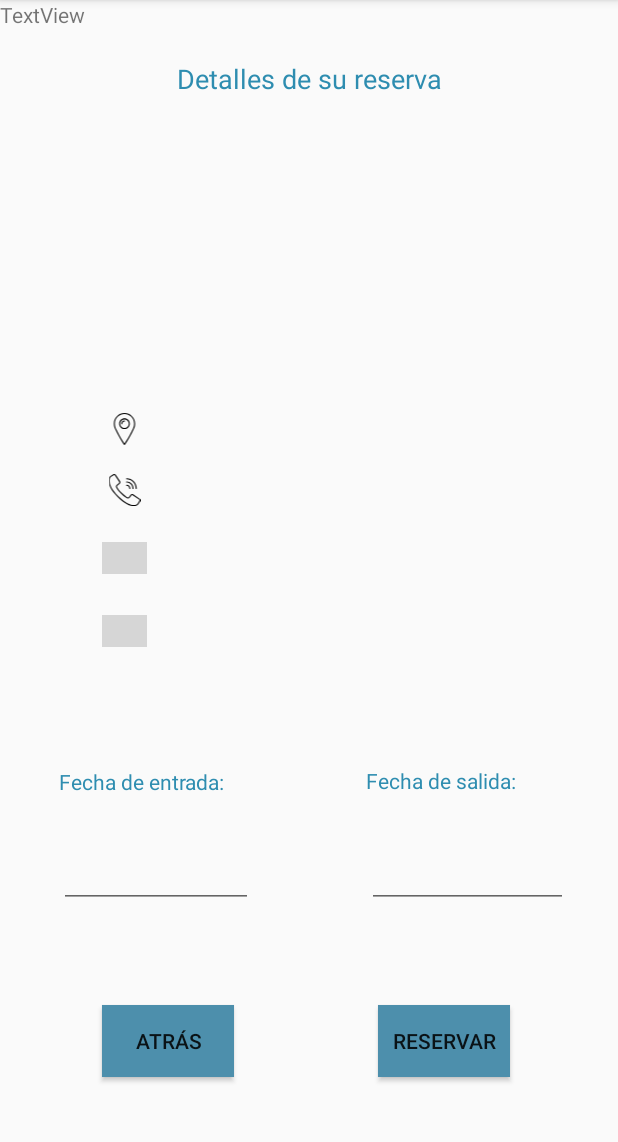
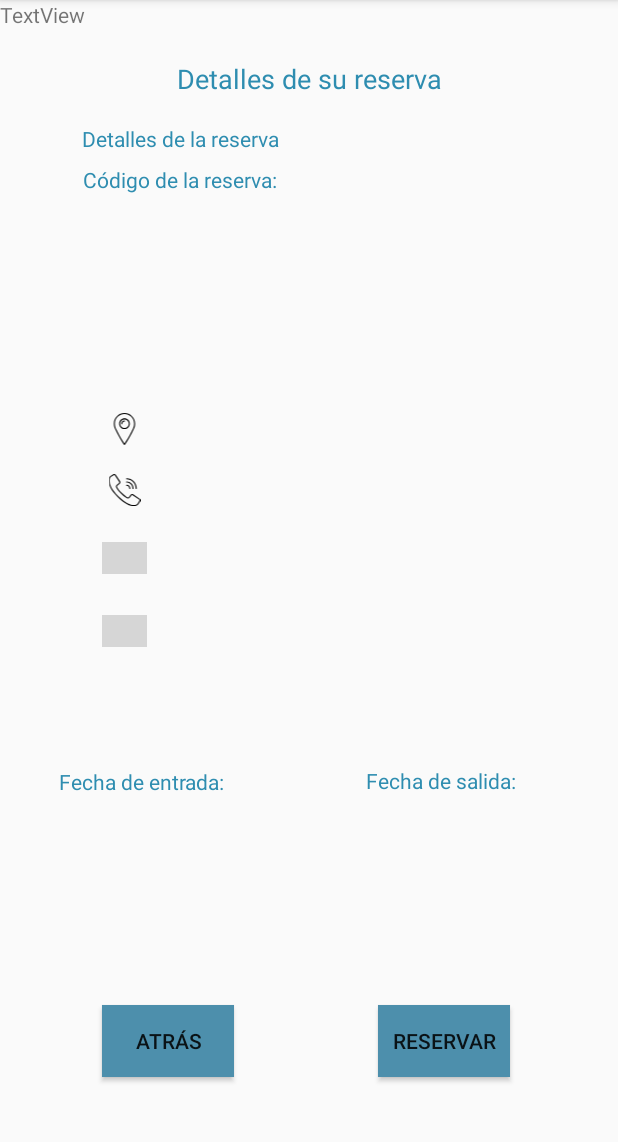
Before and after one commit to SalvaCM/AppMovil, an Android app: the VerReserva screen opened directly, with no data from a screen before it, on a phone screen of 412 x 824 dp, the part 84-1226 px from its top. Run offline under Robolectric (Android 15) with nearby library versions, the phone set to English and light mode, and no system bars; 3 statements that could not run were skipped; grey boxes are pictures that could not be loaded.

Commit message:
cambio en elementos del activity ver reserva

```diff
--- a/app/src/main/res/layout/activity_ver_reserva.xml
+++ b/app/src/main/res/layout/activity_ver_reserva.xml
@@ -61,6 +61,34 @@
         app:layout_constraintVertical_bias="0.054" />
 
     <TextView
+        android:id="@+id/textView6"
+        android:layout_width="wrap_content"
+        android:layout_height="wrap_content"
+        android:text="@string/tituloVerReserv2"
+        android:textColor="@color/colorPrimaryDark"
+        android:textSize="14sp"
+        app:layout_constraintBottom_toBottomOf="parent"
+        app:layout_constraintEnd_toEndOf="parent"
+        app:layout_constraintHorizontal_bias="0.195"
+        app:layout_constraintStart_toStartOf="parent"
+        app:layout_constraintTop_toTopOf="parent"
+        app:layout_constraintVertical_bias="0.11" />
+
+    <TextView
+        android:id="@+id/textView9"
+        android:layout_width="wrap_content"
+        android:layout_height="wrap_content"
+        android:text="@string/titulocodigo"
+        android:textColor="@color/colorPrimaryDark"
+        android:textSize="14sp"
+        app:layout_constraintBottom_toBottomOf="parent"
+        app:layout_constraintEnd_toEndOf="parent"
+        app:layout_constraintHorizontal_bias="0.195"
+        app:layout_constraintStart_toStartOf="parent"
+        app:layout_constraintTop_toTopOf="parent"
+        app:layout_constraintVertical_bias="0.147" />
+
+    <TextView
         android:id="@+id/textView4"
         android:layout_width="wrap_content"
         android:layout_height="wrap_content"
@@ -85,32 +113,6 @@
         app:layout_constraintStart_toStartOf="parent"
         app:layout_constraintTop_toTopOf="parent"
         app:layout_constraintVertical_bias="0.682" />
-
-    <EditText
-        android:id="@+id/fechaEntrada"
-        android:layout_width="129dp"
-        android:layout_height="55dp"
-        android:focusable="false"
-        android:inputType="date"
-        app:layout_constraintBottom_toBottomOf="parent"
-        app:layout_constraintEnd_toEndOf="parent"
-        app:layout_constraintHorizontal_bias="0.138"
-        app:layout_constraintStart_toStartOf="parent"
-        app:layout_constraintTop_toTopOf="@+id/textView2"
-        app:layout_constraintVertical_bias="0.758" />
-
-    <EditText
-        android:id="@+id/fechaSalida"
-        android:layout_width="134dp"
-        android:layout_height="55dp"
-        android:focusable="false"
-        android:inputType="date"
-        app:layout_constraintBottom_toBottomOf="parent"
-        app:layout_constraintEnd_toEndOf="parent"
-        app:layout_constraintHorizontal_bias="0.88"
-        app:layout_constraintStart_toStartOf="parent"
-        app:layout_constraintTop_toTopOf="@+id/textView2"
-        app:layout_constraintVertical_bias="0.758" />
 
     <Button
         android:id="@+id/btnAtras"
@@ -149,9 +151,10 @@
         android:textStyle="bold"
         app:layout_constraintBottom_toBottomOf="parent"
         app:layout_constraintEnd_toEndOf="parent"
+        app:layout_constraintHorizontal_bias="0.161"
         app:layout_constraintStart_toStartOf="parent"
         app:layout_constraintTop_toTopOf="parent"
-        app:layout_constraintVertical_bias="0.139" />
+        app:layout_constraintVertical_bias="0.192" />
 
     <TextView
         android:id="@+id/tvlocalidad"
@@ -176,10 +179,10 @@
         android:textSize="14sp"
         app:layout_constraintBottom_toBottomOf="parent"
         app:layout_constraintEnd_toEndOf="parent"
-        app:layout_constraintHorizontal_bias="0.167"
+        app:layout_constraintHorizontal_bias="0.565"
         app:layout_constraintStart_toStartOf="parent"
         app:layout_constraintTop_toTopOf="parent"
-        app:layout_constraintVertical_bias="0.099" />
+        app:layout_constraintVertical_bias="0.147" />
 
     <TextView
         android:id="@+id/tvFechaEntrada"
@@ -219,10 +222,10 @@
         android:textSize="12sp"
         app:layout_constraintBottom_toBottomOf="parent"
         app:layout_constraintEnd_toEndOf="parent"
-        app:layout_constraintHorizontal_bias="0.629"
+        app:layout_constraintHorizontal_bias="0.315"
         app:layout_constraintStart_toStartOf="parent"
         app:layout_constraintTop_toTopOf="parent"
-        app:layout_constraintVertical_bias="0.222" />
+        app:layout_constraintVertical_bias="0.261" />
 
     <ImageView
         android:id="@+id/imageView"
@@ -277,6 +280,6 @@
         android:layout_width="wrap_content"
         android:layout_height="wrap_content"
         android:text="TextView"
-        tools:layout_editor_absoluteX="54dp"
-        tools:layout_editor_absoluteY="124dp" />
+        tools:layout_editor_absoluteX="336dp"
+        tools:layout_editor_absoluteY="28dp" />
 </androidx.constraintlayout.widget.ConstraintLayout>
--- a/app/src/main/res/values/strings.xml
+++ b/app/src/main/res/values/strings.xml
@@ -71,4 +71,7 @@
 
     <!-- Strings related to verreserva -->
     <string name="tituloVerReserv">"Detalles de su reserva"</string>
+    <string name="tituloVerReserv2">"Detalles de la reserva"</string>
+    <string name="tituloVerReserv3">"Detalles del alojamiento"</string>
+    <string name="titulocodigo">"Código de la reserva:"</string>
 </resources>
```
